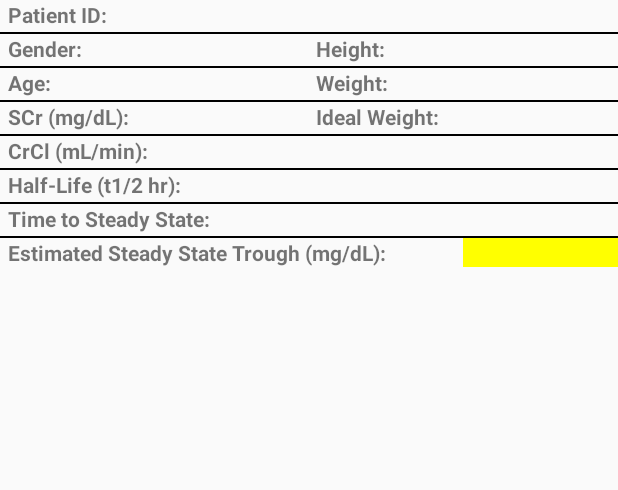
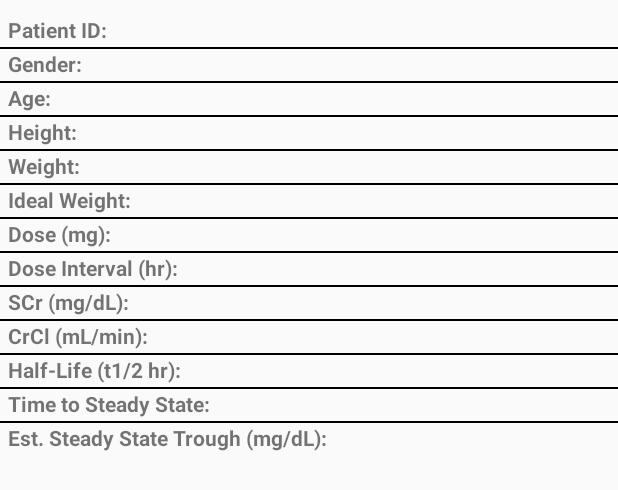
Before and after one commit to ITKosta829/Dosage-Calculator, an Android app: the layout results_dialog.xml on its own in the app's theme, with its tools: preview values and no code run, on a phone screen of 412 x 824 dp. Shown: the top 490 px of the screen. Run offline under Robolectric (Android 15) with nearby library versions, the phone set to English and light mode, and no system bars.

Commit message:
Results layout corrected

```diff
--- a/app/src/main/java/com/hughesmedicine/gregh/pharmacyapp/DataHandler.java
+++ b/app/src/main/java/com/hughesmedicine/gregh/pharmacyapp/DataHandler.java
@@ -133,8 +133,8 @@ public class DataHandler {
             calcWeight = Double.valueOf(displayWeight);
         }
 
-        Log.d(MYTAG, "Actual Weight: "+calcWeight);
-        Log.d(MYTAG, "Actual Height: "+calcHeight);
+        //Log.d(MYTAG, "Actual Weight: "+calcWeight);
+        //Log.d(MYTAG, "Actual Height: "+calcHeight);
 
         setIdealBodyWeight();
         setDosingCreatinine();
@@ -144,11 +144,11 @@ public class DataHandler {
 
     private void setIdealBodyWeight() {
 
-        if (gender.equals("MALE")) {
+        if (gender.equals("Male")) {
             idealBodyWeight = 50 + 2.3 * ((calcHeight / 2.54) - 60);
         }
 
-        if (gender.equals("FEMALE")) {
+        if (gender.equals("Female")) {
             idealBodyWeight = 45.5 + 2.3 * ((calcHeight / 2.54) - 60);
         }
 
@@ -159,7 +159,7 @@ public class DataHandler {
             displayIdealWeight = String.valueOf(round(idealBodyWeight, 1));
         }
 
-        Log.d(MYTAG, "Ideal Weight: "+idealBodyWeight);
+        //Log.d(MYTAG, "Ideal Weight: "+idealBodyWeight);
 
         setDosingBodyWeight();
     }
@@ -170,7 +170,7 @@ public class DataHandler {
         } else {
             dosingBodyWeight = idealBodyWeight;
         }
-        Log.d(MYTAG, "Dosing Body Weight: "+dosingBodyWeight);
+        //Log.d(MYTAG, "Dosing Body Weight: "+dosingBodyWeight);
     }
 
     private void setDosingCreatinine() {
@@ -179,36 +179,36 @@ public class DataHandler {
         } else {
             dosingCreatinine = SCr;
         }
-        Log.d(MYTAG, "Dosing Creatinine: "+dosingCreatinine);
+        //Log.d(MYTAG, "Dosing Creatinine: "+dosingCreatinine);
         setCrCl_ml_min();
     }
 
     private void setCrCl_ml_min(){
-        if (gender.equals("FEMALE")) {
+        if (gender.equals("Female")) {
             CrCl_mLmin = ((140-age)*dosingBodyWeight/(72*dosingCreatinine))*0.85;
         } else {
             CrCl_mLmin = (140-age)*dosingBodyWeight/(72*dosingCreatinine);
         }
-        Log.d(MYTAG, "CrCl mL/min: "+CrCl_mLmin);
+        //Log.d(MYTAG, "CrCl mL/min: "+CrCl_mLmin);
         displayCrCl = String.valueOf(round(CrCl_mLmin,2));
         setCrCl_L_hr();
     }
 
     private void setCrCl_L_hr(){
         CrCl_Lhr = CrCl_mLmin * 0.06;
-        Log.d(MYTAG, "CrCl L/hr: "+CrCl_Lhr);
+        //Log.d(MYTAG, "CrCl L/hr: "+CrCl_Lhr);
     }
 
     private void setVd_L(){
         Vd_L = calcWeight * 0.7;
-        Log.d(MYTAG, "Vd L: "+Vd_L);
+        //Log.d(MYTAG, "Vd L: "+Vd_L);
 
         setKE();
     }
 
     private void setKE(){
         ke = CrCl_Lhr / Vd_L;
-        Log.d(MYTAG, "ke: "+ke);
+        //Log.d(MYTAG, "ke: "+ke);
 
         setHalfLife();
     }
@@ -216,7 +216,7 @@ public class DataHandler {
     private void setHalfLife(){
         halfLife = 0.693 / ke;
         halfLife = round(halfLife, 1);
-        Log.d(MYTAG, "Half Life: "+halfLife);
+        //Log.d(MYTAG, "Half Life: "+halfLife);
 
         setTimeToSteadyState();
     }
@@ -224,39 +224,31 @@ public class DataHandler {
     private void setTimeToSteadyState(){
         TTSS = 4 * halfLife;
         TTSS = round(TTSS, 2);
-        Log.d(MYTAG, "Time to Steady State: "+TTSS);
+        //Log.d(MYTAG, "Time to Steady State: "+TTSS);
 
         setInfusionTime();
         setEstimatedSteadyStateTrough();
     }
 
     private void setInfusionTime(){
-        Log.d(MYTAG, "DoseSelection: " + doseSelection);
+        //Log.d(MYTAG, "DoseSelection: " + doseSelection);
         infusionTime = doseSelection / 1000;
-        Log.d(MYTAG, "InfusionTime: " + infusionTime);
+        //Log.d(MYTAG, "InfusionTime: " + infusionTime);
     }
 
     private void setEstimatedSteadyStateTrough(){
-
         Double a, b, c, d;
-
         //ESST = (((doseSelection/infusionTime/CrCl_Lhr)*(EXP(-ke*(frequencySelection-infusionTime))*(1-EXP(-ke*infusionTime))/(1-EXP(-ke*frequencySelection)))));
-
         a = (doseSelection/infusionTime/CrCl_Lhr);
-        Log.d("ESST", "a: " + doseSelection + " / " + infusionTime + " / " + CrCl_Lhr);
-        Log.d("ESST", "a: " + a);
-
+        //Log.d("ESST", "a: " + doseSelection + " / " + infusionTime + " / " + CrCl_Lhr);
+        //Log.d("ESST", "a: " + a);
         b = (Math.exp(-ke*(frequencySelection-infusionTime)));
-        Log.d("ESST", "b: " + b);
-
+        //Log.d("ESST", "b: " + b);
         c = 1-Math.exp(-ke*infusionTime);
-        Log.d("ESST", "c: " + c);
-
+        //Log.d("ESST", "c: " + c);
         d = 1-Math.exp(-ke*frequencySelection);
-        Log.d("ESST", "d: " + d);
-
+        //Log.d("ESST", "d: " + d);
         ESST = (a * b * c) / d;
-
         ESST = round(ESST,3);
 
     }
--- a/app/src/main/java/com/hughesmedicine/gregh/pharmacyapp/FragTabOne.java
+++ b/app/src/main/java/com/hughesmedicine/gregh/pharmacyapp/FragTabOne.java
@@ -24,7 +24,6 @@ public class FragTabOne extends Fragment implements OnCheckedChangeListener {
 
     View mView;
     DataHandler DH;
-    int dosePosition, frequencyPosition;
 
     Spinner doseSpinner, frequencySpinner;
     EditText ET_ID, ET_Age, ET_SCr, ET_Height, ET_Weight;
@@ -103,9 +102,7 @@ public class FragTabOne extends Fragment implements OnCheckedChangeListener {
         calculate.setOnClickListener(new View.OnClickListener() {
             @Override
             public void onClick(View view) {
-
                 getValues();
-
             }
         });
 
@@ -145,10 +142,10 @@ public class FragTabOne extends Fragment implements OnCheckedChangeListener {
         if (group == RG_Gender) {
             if (checkedId == R.id.Gender_Male) {
                 //what does button do
-                DH.gender = "MALE";
+                DH.gender = "Male";
             } else if (checkedId == R.id.Gender_Female) {
                 //what does button do
-                DH.gender = "FEMALE";
+                DH.gender = "Female";
             }
         } else if (group == RG_Height) {
             if (checkedId == R.id.Height_Inches) {
@@ -177,7 +174,7 @@ public class FragTabOne extends Fragment implements OnCheckedChangeListener {
         String h = ET_Height.getText().toString();
         String w = ET_Weight.getText().toString();
 
-        if (a.equals("") || s.equals("") || h.equals("") || w.equals("")) {
+        if (DH.gender.equals("") || a.equals("") || s.equals("") || h.equals("") || w.equals("")) {
             mToast.setText("Please enter missing values.");
             mToast.show();
         } else {
--- a/app/src/main/java/com/hughesmedicine/gregh/pharmacyapp/ResultsDialog.java
+++ b/app/src/main/java/com/hughesmedicine/gregh/pharmacyapp/ResultsDialog.java
@@ -5,9 +5,11 @@ import android.app.AlertDialog;
 import android.app.Dialog;
 import android.content.DialogInterface;
 import android.content.pm.PackageManager;
+import android.graphics.Color;
 import android.os.Bundle;
 import android.support.annotation.NonNull;
 import android.support.v4.app.DialogFragment;
+import android.view.Gravity;
 import android.view.LayoutInflater;
 import android.view.View;
 import android.widget.TextView;
@@ -25,6 +27,7 @@ public class ResultsDialog extends DialogFragment {
     DataHandler DH;
     AlertDialog resultText;
     TextView ID, Gender, Age, SCr, Height, Weight, idealWeight, CrCl, HalfLife, TTSS, ESST;
+    TextView Dose, DoseInterval;
     final private int REQUEST_CODE_ASK_PERMISSIONS = 1;
 
     @Override
@@ -42,6 +45,8 @@ public class ResultsDialog extends DialogFragment {
         Height = (TextView) v.findViewById(R.id.Results_Height);
         Weight = (TextView) v.findViewById(R.id.Results_Weight);
         idealWeight = (TextView) v.findViewById(R.id.Results_Ideal_Weight);
+        Dose = (TextView) v.findViewById(R.id.Results_Dose);
+        DoseInterval = (TextView) v.findViewById(R.id.Results_Dose_Interval);
         CrCl = (TextView) v.findViewById(R.id.Results_CrCl);
         HalfLife = (TextView) v.findViewById(R.id.Results_Half_Life);
         TTSS = (TextView) v.findViewById(R.id.Results_Time_to_Steady);
@@ -51,6 +56,9 @@ public class ResultsDialog extends DialogFragment {
         SimpleDateFormat sdf = new SimpleDateFormat("E yyyy.MM.dd 'at' hh:mm:ss a zzz");
         String currentTime = sdf.format(date);
 
+        int x = (int) DH.doseSelection;
+        String doseInMG = String.valueOf(x);
+
         ID.setText(DH.id);
         Gender.setText(DH.gender);
         Age.setText(String.valueOf(DH.age));
@@ -58,17 +66,27 @@ public class ResultsDialog extends DialogFragment {
         Height.setText(String.valueOf(DH.displayHeight) + " " + DH.heightUnit);
         Weight.setText(String.valueOf(DH.displayWeight) + " " + DH.weightUnit);
         idealWeight.setText(DH.displayIdealWeight + " " + DH.weightUnit);
+        Dose.setText(doseInMG);
+        DoseInterval.setText(String.valueOf(DH.frequencySelection));
         CrCl.setText(DH.displayCrCl);
         HalfLife.setText(String.valueOf(DH.halfLife));
         TTSS.setText(String.valueOf(DH.TTSS));
         ESST.setText(String.valueOf(DH.ESST));
+
+        TextView title = new TextView(DH.mActivity);
+        title.setText(currentTime);
+        title.setBackgroundColor(Color.DKGRAY);
+        title.setPadding(10, 10, 10, 10);
+        title.setGravity(Gravity.CENTER);
+        title.setTextColor(Color.WHITE);
 
 
         AlertDialog.Builder b;
         b = new AlertDialog.Builder(getActivity());
         b.setView(v)
 
-                .setTitle(currentTime)
+                //.setTitle(currentTime)
+                .setCustomTitle(title)
 
                 .setPositiveButton("Save",
                         new DialogInterface.OnClickListener() {
--- a/app/src/main/res/layout/results_dialog.xml
+++ b/app/src/main/res/layout/results_dialog.xml
@@ -1,13 +1,15 @@
 <?xml version="1.0" encoding="utf-8"?>
 <LinearLayout xmlns:android="http://schemas.android.com/apk/res/android"
-    android:layout_width="match_parent"
-    android:layout_height="match_parent"
+    android:layout_width="fill_parent"
+    android:layout_height="fill_parent"
+    android:minHeight="300dp"
     android:orientation="vertical">
 
     <LinearLayout
         android:layout_width="match_parent"
         android:layout_height="wrap_content"
-        android:orientation="horizontal">
+        android:orientation="horizontal"
+        android:paddingTop="10dp">
 
         <TextView
             android:layout_width="0dp"
@@ -22,7 +24,8 @@
             android:layout_width="0dp"
             android:layout_height="wrap_content"
             android:layout_weight="3"
-            android:gravity="center" />
+            android:gravity="end"
+            android:paddingEnd="5dp" />
 
     </LinearLayout>
 
@@ -52,23 +55,8 @@
             android:layout_width="0dp"
             android:layout_height="wrap_content"
             android:layout_weight="1"
-            android:gravity="center" />
-
-        <TextView
-            android:layout_width="0dp"
-            android:layout_height="wrap_content"
-            android:layout_weight="1"
-            android:paddingStart="5dp"
-            android:text="Height:"
-            android:textStyle="bold" />
-
-        <TextView
-            android:id="@+id/Results_Height"
-            android:layout_width="0dp"
-            android:layout_height="wrap_content"
-            android:layout_weight="1"
-            android:gravity="center" />
-
+            android:gravity="end"
+            android:paddingEnd="5dp" />
 
     </LinearLayout>
 
@@ -98,7 +86,54 @@
             android:layout_width="0dp"
             android:layout_height="wrap_content"
             android:layout_weight="1"
-            android:gravity="center" />
+            android:gravity="end"
+            android:paddingEnd="5dp" />
+
+    </LinearLayout>
+
+    <View
+        android:layout_width="match_parent"
+        android:layout_height="1dp"
+        android:layout_marginTop="2dp"
+        android:background="#000000"
+        android:paddingEnd="5dp"
+        android:paddingStart="5dp" />
+
+    <LinearLayout
+        android:layout_width="match_parent"
+        android:layout_height="wrap_content"
+        android:orientation="horizontal">
+
+        <TextView
+            android:layout_width="0dp"
+            android:layout_height="wrap_content"
+            android:layout_weight="1"
+            android:paddingStart="5dp"
+            android:text="Height:"
+            android:textStyle="bold" />
+
+        <TextView
+            android:id="@+id/Results_Height"
+            android:layout_width="0dp"
+            android:layout_height="wrap_content"
+            android:layout_weight="1"
+            android:gravity="end"
+            android:paddingEnd="5dp" />
+
+    </LinearLayout>
+
+    <View
+        android:layout_width="match_parent"
+        android:layout_height="1dp"
+        android:layout_marginTop="2dp"
+        android:background="#000000"
+        android:paddingEnd="5dp"
+        android:paddingStart="5dp" />
+
+    <LinearLayout
+        android:layout_width="match_parent"
+        android:layout_height="wrap_content"
+        android:orientation="horizontal">
 
         <TextView
             android:layout_width="0dp"
@@ -113,7 +148,101 @@
             android:layout_width="0dp"
             android:layout_height="wrap_content"
             android:layout_weight="1"
-            android:gravity="center" />
+            android:gravity="end"
+            android:paddingEnd="5dp" />
+
+    </LinearLayout>
+
+    <View
+        android:layout_width="match_parent"
+        android:layout_height="1dp"
+        android:layout_marginTop="2dp"
+        android:background="#000000"
+        android:paddingEnd="5dp"
+        android:paddingStart="5dp" />
+
+    <LinearLayout
+        android:layout_width="match_parent"
+        android:layout_height="wrap_content"
+        android:orientation="horizontal">
+
+        <TextView
+            android:layout_width="0dp"
+            android:layout_height="wrap_content"
+            android:layout_weight="1"
+            android:paddingStart="5dp"
+            android:text="Ideal Weight:"
+            android:textStyle="bold" />
+
+        <TextView
+            android:id="@+id/Results_Ideal_Weight"
+            android:layout_width="0dp"
+            android:layout_height="wrap_content"
+            android:layout_weight="1"
+            android:gravity="end"
+            android:paddingEnd="5dp" />
+
+    </LinearLayout>
+
+    <View
+        android:layout_width="match_parent"
+        android:layout_height="1dp"
+        android:layout_marginTop="2dp"
+        android:background="#000000"
+        android:paddingEnd="5dp"
+        android:paddingStart="5dp" />
+
+    <LinearLayout
+        android:layout_width="match_parent"
+        android:layout_height="wrap_content"
+        android:orientation="horizontal">
+
+        <TextView
+            android:layout_width="0dp"
+            android:layout_height="wrap_content"
+            android:layout_weight="1"
+            android:paddingStart="5dp"
+            android:text="Dose (mg):"
+            android:textStyle="bold" />
+
+        <TextView
+            android:id="@+id/Results_Dose"
+            android:layout_width="0dp"
+            android:layout_height="wrap_content"
+            android:layout_weight="1"
+            android:gravity="end"
+            android:paddingEnd="5dp" />
+
+    </LinearLayout>
+
+    <View
+        android:layout_width="match_parent"
+        android:layout_height="1dp"
+        android:layout_marginTop="2dp"
+        android:background="#000000"
+        android:paddingEnd="5dp"
+        android:paddingStart="5dp" />
+
+    <LinearLayout
+        android:layout_width="match_parent"
+        android:layout_height="wrap_content"
+        android:orientation="horizontal">
+
+        <TextView
+            android:layout_width="0dp"
+            android:layout_height="wrap_content"
+            android:layout_weight="1"
+            android:paddingStart="5dp"
+            android:text="Dose Interval (hr):"
+            android:textStyle="bold" />
+
+        <TextView
+            android:id="@+id/Results_Dose_Interval"
+            android:layout_width="0dp"
+            android:layout_height="wrap_content"
+            android:layout_weight="1"
+            android:gravity="end"
+            android:paddingEnd="5dp" />
 
     </LinearLayout>
 
@@ -143,22 +272,8 @@
             android:layout_width="0dp"
             android:layout_height="wrap_content"
             android:layout_weight="1"
-            android:gravity="center" />
-
-        <TextView
-            android:layout_width="0dp"
-            android:layout_height="wrap_content"
-            android:layout_weight="1"
-            android:paddingStart="5dp"
-            android:text="Ideal Weight:"
-            android:textStyle="bold" />
-
-        <TextView
-            android:id="@+id/Results_Ideal_Weight"
-            android:layout_width="0dp"
-            android:layout_height="wrap_content"
-            android:layout_weight="1"
-            android:gravity="center" />
+            android:gravity="end"
+            android:paddingEnd="5dp" />
 
     </LinearLayout>
 
@@ -188,7 +303,7 @@
             android:layout_width="0dp"
             android:layout_height="wrap_content"
             android:layout_weight="1"
-            android:gravity="center"
+            android:gravity="end"
             android:paddingEnd="5dp" />
 
     </LinearLayout>
@@ -219,7 +334,7 @@
             android:layout_width="0dp"
             android:layout_height="wrap_content"
             android:layout_weight="1"
-            android:gravity="center"
+            android:gravity="end"
             android:paddingEnd="5dp" />
 
     </LinearLayout>
@@ -250,7 +365,7 @@
             android:layout_width="0dp"
             android:layout_height="wrap_content"
             android:layout_weight="1"
-            android:gravity="center"
+            android:gravity="end"
             android:paddingEnd="5dp" />
 
     </LinearLayout>
@@ -273,7 +388,7 @@
             android:layout_height="wrap_content"
             android:layout_weight="3"
             android:paddingStart="5dp"
-            android:text="Estimated Steady State Trough (mg/dL):"
+            android:text="Est. Steady State Trough (mg/dL):"
             android:textStyle="bold" />
 
         <TextView
@@ -281,9 +396,9 @@
             android:layout_width="0dp"
             android:layout_height="wrap_content"
             android:layout_weight="1"
-            android:background="#ffff00"
-            android:gravity="center"
-            android:paddingEnd="5dp" />
+            android:gravity="end"
+            android:paddingEnd="5dp"
+            android:textColor="#b01c2e" />
 
     </LinearLayout>
 
```
